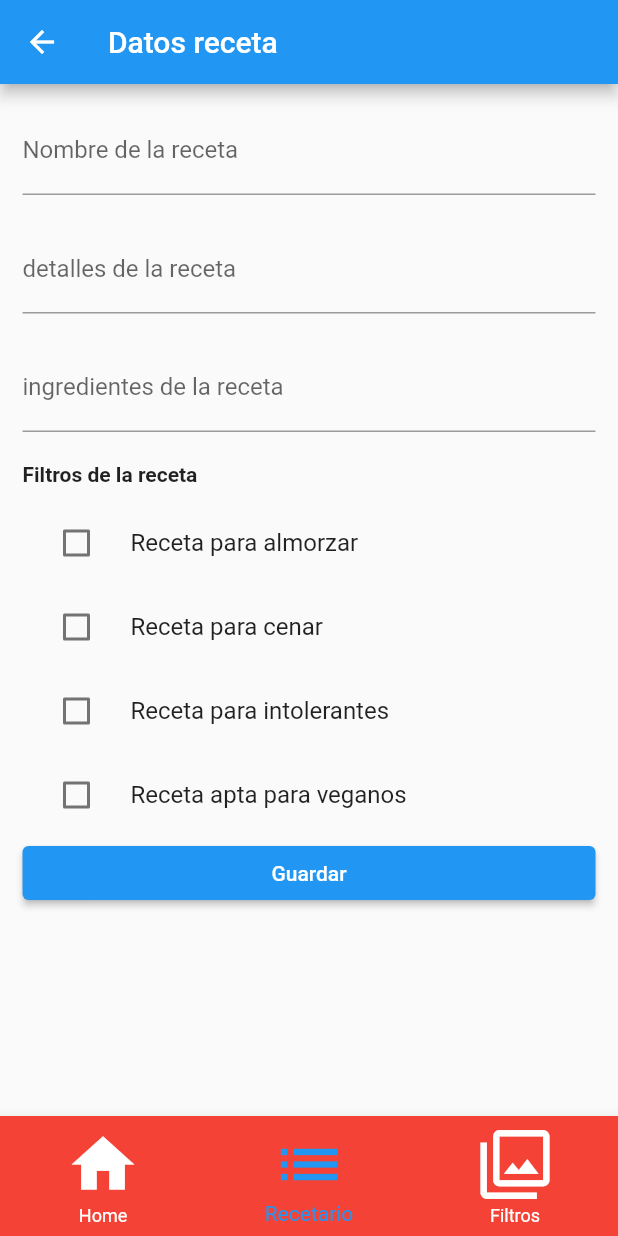
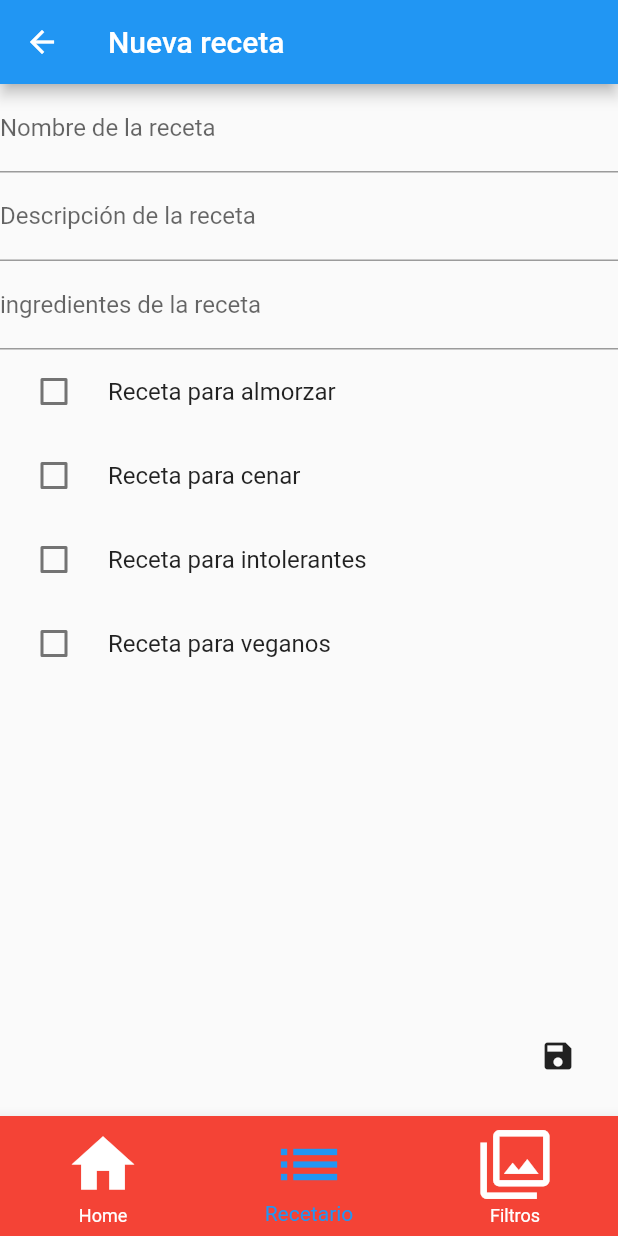
Before and after one commit to alejandrosan-alumn/ProyectoFinCiclo, a Flutter app: the screen it shows after launch, item 2 of the bottom bar chosen, after a tap on the "add" icon, on a phone screen of 412 x 824 dp. Run offline on Flutter 3.47's test engine with Material 2 defaults, Android fonts, the phone set to English and light mode, and no system bars; our stand-ins replace hive; accounts and stored records are empty.

Commit message:
Añadida una base de datos local tipo hive, realizado CRUD de las recetas.

```diff
--- a/randomMix/lib/Datos/Receta.dart
+++ b/randomMix/lib/Datos/Receta.dart
@@ -1,32 +1,29 @@
+import 'package:hive/hive.dart';
 
+part 'Receta.g.dart';
+
+@HiveType(typeId: 0)
 class Receta{
 
-  int id;
+  @HiveField(0)
   String nombreReceta;
+  @HiveField(1)
   String detalles;
+  @HiveField(2)
   String ingredientes;
+  @HiveField(3)
   bool almuerzo;
+  @HiveField(4)
   bool cena;
+  @HiveField(5)
   bool lacteos;
+  @HiveField(6)
   bool vegano;
+  @HiveField(7)
   bool favorito;
 
 
-  Receta(this.id, this.nombreReceta, this.detalles, this.ingredientes,
+  Receta(this.nombreReceta, this.detalles, this.ingredientes,
       this.almuerzo, this.cena, this.lacteos, this.vegano, this.favorito);
 
-  Map<String, dynamic> toMap(){
-
-    return{
-      'id':id,
-      'nombreReceta':nombreReceta,
-      'detalles':detalles,
-      'ingredientes':ingredientes,
-      'almuerzo':almuerzo,
-      'cena':cena,
-      'lacteos':lacteos,
-      'vegano':vegano,
-      'favorito':favorito
-    };
-  }
 }
--- a/randomMix/lib/EditarReceta.dart
+++ b/randomMix/lib/EditarReceta.dart
@@ -1,7 +1,15 @@
 import 'package:flutter/material.dart';
 import 'package:randommix/Datos/Receta.dart';
+import 'package:randommix/provider/RecetaProvider.dart';
 
 class EditarReceta extends StatefulWidget {
+
+  final receta;
+  final int? indiceReceta;
+  final bool editar;
+
+
+  EditarReceta(this.receta, this.indiceReceta, this.editar);
 
   @override
   _EditarReceta createState() => _EditarReceta();
@@ -9,125 +17,87 @@ class EditarReceta extends StatefulWidget {
 }
 
 class _EditarReceta extends State<EditarReceta>{
-  final _formKey = GlobalKey<FormState>();
-  final nombreRecetaController = TextEditingController();
-  final detallesRecetaController = TextEditingController();
-  final ingredientesRecetaController = TextEditingController();
-  bool almuerzoController = false;
-  bool cenaController = false;
-  bool lacteosController = false;
-  bool veganoController = false;
-  bool favoritoController = false;
+
+  var recetaProvider = RecetaProvider();
+
+  @override
+  void initState(){
+    super.initState();
+  }
 
   @override
   Widget build(BuildContext context) {
 
-    Receta receta = ModalRoute.of(context)!.settings.arguments as Receta;
-    nombreRecetaController.text = receta.nombreReceta;
-    detallesRecetaController.text = receta.detalles;
-    ingredientesRecetaController.text = receta.ingredientes;
-    almuerzoController = receta.almuerzo;
-    //almuerzoController = true;
-    cenaController = receta.cena;
-    lacteosController = receta.lacteos;
-    veganoController = receta.vegano;
-    favoritoController = receta.favorito;
+    final _formKey = GlobalKey<FormState>();
+    recetaProvider.InicializarBox();
 
     return Scaffold(
       appBar: AppBar(
-        title: Text("Datos receta")
+        title: widget.indiceReceta!=null ? Text('${widget.receta.nombreReceta}') : Text('Nueva receta')
       ),
-      body: Container(
-       child: Padding(
-         child: Form(
+      body: Form(
         key: _formKey,
         child: ListView(
           children: <Widget>[
             TextFormField(
-                 controller: nombreRecetaController,
-                 validator: (value){
-                   if(value == null)
-                     return "El nombre de la receta debe ser obligatorio";
-                   return null;
-                 },
-                 decoration: InputDecoration(
-                   labelText: "Nombre de la receta"
+              decoration: InputDecoration(labelText: 'Nombre de la receta'),
+              initialValue: '${widget.receta.nombreReceta}',
+              onSaved: (nuevoNombre) => widget.receta.nombreReceta = nuevoNombre!,
+            ),
+            TextFormField(
+              decoration: InputDecoration(labelText: 'Descripción de la receta'),
+              initialValue: widget.receta.detalles,
+              onSaved: (nuevosDetalles) => widget.receta.detalles = nuevosDetalles!,
+            ),
+            TextFormField(
+              decoration: InputDecoration(labelText: 'ingredientes de la receta'),
+              initialValue: widget.receta.ingredientes,
+              onSaved: (nuevosIngredientes) => widget.receta.ingredientes = nuevosIngredientes!,
+            ),
+            CheckboxListTile(
+              title: Text("Receta para almorzar"),
+              value: widget.receta.almuerzo,
+              onChanged: (cambioAlmuerzo) => widget.receta.almuerzo = cambioAlmuerzo!,
+              controlAffinity: ListTileControlAffinity.leading,
+            ),
+            CheckboxListTile(
+              title: Text("Receta para cenar"),
+              value: widget.receta.cena,
+              onChanged: (cambioCena) => widget.receta.cena = cambioCena!,
+              controlAffinity: ListTileControlAffinity.leading,
+            ),
+            CheckboxListTile(
+              title: Text("Receta para intolerantes"),
+              value: widget.receta.lacteos,
+              onChanged: (cambioLacteos) => widget.receta.lacteos = cambioLacteos!,
+              controlAffinity: ListTileControlAffinity.leading,
+            ),
+            CheckboxListTile(
+              title: Text("Receta para veganos"),
+              value: widget.receta.vegano,
+              onChanged: (cambioVegano) => widget.receta.vegano = cambioVegano!,
+              controlAffinity: ListTileControlAffinity.leading,
+            ),
+          ]
         ),
       ),
-               SizedBox(
-                 height: 20,
-               ),
-               TextFormField(
-                 controller: detallesRecetaController,
-                 validator: (value){
-                   return null;
-                 },
-                 decoration: InputDecoration(
-                     labelText: "detalles de la receta"
-                 ),
-               ),
-               SizedBox(
-                 height: 20,
-               ),
-               TextFormField(
-                 controller: ingredientesRecetaController,
-                 validator: (value){
-                   return null;
-                 },
-                 decoration: InputDecoration(
-                     labelText: "ingredientes de la receta"
-                 ),
-               ),
-               SizedBox(
-                 height: 20,
-               ),
-               Text('Filtros de la receta', style: TextStyle(fontWeight: FontWeight.bold)),
-               SizedBox(
-                 height: 10,
-               ),
-               CheckboxListTile(
-                 controlAffinity: ListTileControlAffinity.leading,
-                 title: Text('Receta para almorzar'),
-                 value: almuerzoController,
-                 onChanged: (value) {
-                   setState(() => almuerzoController = value!);
-                 },
-               ),
-               CheckboxListTile(
-                 controlAffinity: ListTileControlAffinity.leading,
-                 title: Text('Receta para cenar'),
-                 value: cenaController,
-                 onChanged: (value) {
-                   setState(() => cenaController = value!);
-                 },
-               ),
-               CheckboxListTile(
-                 controlAffinity: ListTileControlAffinity.leading,
-                 title: Text('Receta para intolerantes'),
-                 value: lacteosController,
-                 onChanged: (value) {
-                   setState(() => lacteosController = value!);
-                 },
-               ),
-               CheckboxListTile(
-                 controlAffinity: ListTileControlAffinity.leading,
-                 title: Text('Receta apta para veganos'),
-                 value: veganoController,
-                 onChanged: (value) {
-                   setState(() => veganoController = value!);
-                 },
-               ),
-               ElevatedButton(
+      floatingActionButton: IconButton(
+        icon: Icon(Icons.save),
         onPressed: (){
-                 },
-                 child: Text("Guardar")
-               )
-             ]
-           )
-         ),
-         padding: EdgeInsets.all(15),
-       )
+          _formKey.currentState!.save();
+          (widget.editar) ? IntroducirReceta(widget.receta) : ActualizarReceta(widget.indiceReceta!, widget.receta);
+        }
       )
     );
   }
+
+  IntroducirReceta(var receta) {
+    recetaProvider.NuevaReceta(receta);
+    Navigator.pushNamed(context, '/');
   }
+
+  ActualizarReceta(int i, var receta) {
+    recetaProvider.ModificarReceta(i, receta);
+    Navigator.pushNamed(context, '/');
+  }
+}
--- a/randomMix/lib/RecetarioPage.dart
+++ b/randomMix/lib/RecetarioPage.dart
@@ -10,8 +10,7 @@ class RecetarioPage extends StatelessWidget{
     return MaterialApp(
       initialRoute: "/",
       routes: {
-       "/":(context) => ListadoRecetas(),
-        "/editar":(context) => EditarReceta()
+       "/":(context) => ListadoRecetas()
       }
     );
   }
--- a/randomMix/lib/main.dart
+++ b/randomMix/lib/main.dart
@@ -1,9 +1,13 @@
 import 'package:flutter/material.dart';
+import 'package:hive/hive.dart';
 import 'package:randommix/FiltrosPage.dart';
 import 'package:randommix/HomePage.dart';
 import 'package:randommix/RecetarioPage.dart';
+import 'package:randommix/Datos/Receta.dart';
 
-void main() {
+void main() async {
+  WidgetsFlutterBinding.ensureInitialized();
+  Hive.registerAdapter(RecetaAdapter());
   runApp(const MyApp());
 }
 
--- /dev/null
+++ b/randomMix/lib/provider/RecetaProvider.dart
@@ -0,0 +1,38 @@
+import 'package:path_provider/path_provider.dart';
+import 'package:hive/hive.dart';
+
+class RecetaProvider{
+
+  late Box box;
+
+  Future<bool> InicializarBox() async{
+    final directorio = await getApplicationSupportDirectory();
+    Hive.init(directorio.path);
+    box = await Hive.openBox('recetasBox');
+    return box.isOpen;
+  }
+
+  Future<bool> NuevaReceta(var receta) async{
+    await box.add(receta);
+    return true;
+  }
+
+  Map<dynamic, dynamic> LeerRecetas(){
+    Map<dynamic, dynamic> recetasMap = box.toMap();
+    return recetasMap;
+  }
+
+  Future<bool> EliminarReceta(int indice) async{
+    await box.deleteAt(indice);
+    return true;
+  }
+
+  Future<bool> ModificarReceta(int indice, var receta) async{
+    await box.putAt(indice, receta);
+    return true;
+  }
+
+  dispose(){
+    box.close();
+  }
+}
--- a/randomMix/pubspec.yaml
+++ b/randomMix/pubspec.yaml
@@ -30,6 +30,9 @@ dependencies:
   flutter:
     sdk: flutter
 
+  hive: ^2.2.1
+  hive_flutter: ^1.1.0
+
 
   # The following adds the Cupertino Icons font to your application.
   # Use with the CupertinoIcons class for iOS style icons.
@@ -38,6 +41,9 @@ dependencies:
 dev_dependencies:
   flutter_test:
     sdk: flutter
+
+  hive_generator: ^1.1.3
+  build_runner: ^2.1.11
 
   # The "flutter_lints" package below contains a set of recommended lints to
   # encourage good coding practices. The lint set provided by the package is
```
Also changed, not shown: randomMix/lib/ListadoRecetas.dart (+63 -29 lines), randomMix/lib/Datos/Receta.g.dart (added), randomMix/pubspec.lock. Lines whose indentation alone changed are shown as unchanged.
